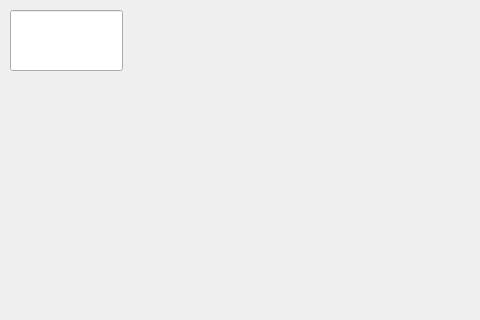
Old version of the form mainwindow.ui in the repository Wooferpenza/HMI; both pictures show x 0 to 480 and y 0 to 320 of the 800 by 600 pixel window.
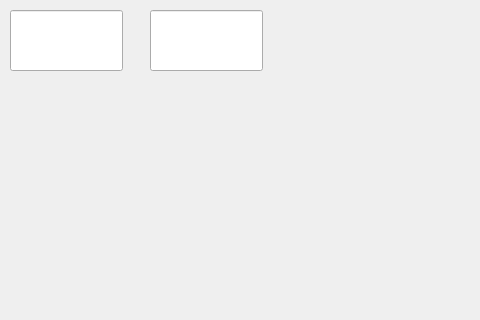
New version of the form. Custom widgets are drawn as their Qt base class.

Diff of the .ui file:
```diff
--- a/mainwindow.ui
+++ b/mainwindow.ui
@@ -44,6 +44,33 @@
      <bool>true</bool>
     </property>
    </widget>
+   <widget class="NumericDisplay" name="lineEdit2">
+    <property name="geometry">
+     <rect>
+      <x>150</x>
+      <y>10</y>
+      <width>113</width>
+      <height>61</height>
+     </rect>
+    </property>
+    <property name="font">
+     <font>
+      <pointsize>15</pointsize>
+     </font>
+    </property>
+    <property name="mouseTracking">
+     <bool>false</bool>
+    </property>
+    <property name="contextMenuPolicy">
+     <enum>Qt::ContextMenuPolicy::NoContextMenu</enum>
+    </property>
+    <property name="alignment">
+     <set>Qt::AlignmentFlag::AlignCenter</set>
+    </property>
+    <property name="readOnly">
+     <bool>true</bool>
+    </property>
+   </widget>
   </widget>
   <widget class="QMenuBar" name="menubar">
    <property name="geometry">
```
